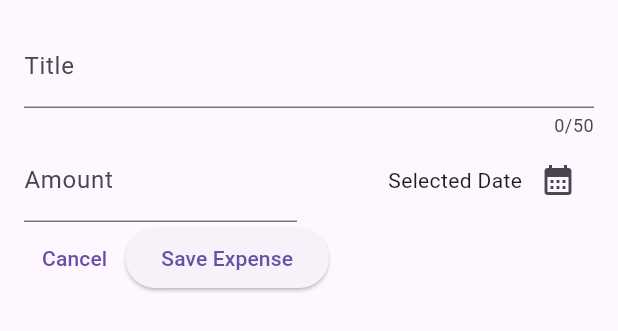
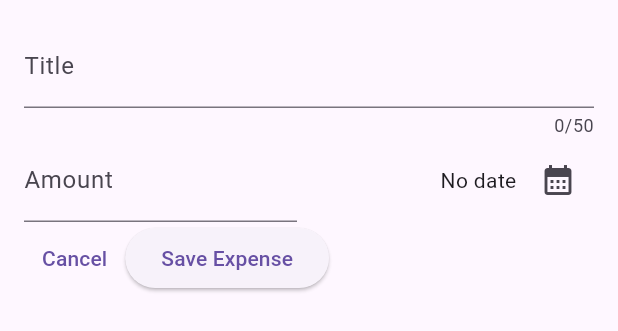
Before and after one commit to Gaslandie/expense_tracker_flutter, a Flutter app: the NewExpense widget shown alone on an empty page, opened directly, on a phone screen of 412 x 824 dp. Shown: the top 331 px of the screen. Run offline on Flutter 3.47's test engine with Material 3 defaults, Android fonts, the phone set to English and light mode, and no system bars.

Commit message:
recuperation de la date choisie

```diff
--- a/lib/widgets/new_expense.dart
+++ b/lib/widgets/new_expense.dart
@@ -1,4 +1,5 @@
 import 'package:flutter/material.dart';
+import 'package:expense_tracker/models/expense.dart';
 
 class NewExpense extends StatefulWidget {
   const NewExpense({super.key});
@@ -11,16 +12,20 @@ class NewExpense extends StatefulWidget {
 class _NewExpenseState extends State<NewExpense> {
   final _titleController = TextEditingController();
   final _amountController = TextEditingController();
+  DateTime? _selectedDate;
 
-  void _presentDatePicker() {
+  void _presentDatePicker() async {
     final now = DateTime.now();
     final firstDate = DateTime(now.year - 1, now.month, now.day);
-    showDatePicker(
+    final pickedDate = await showDatePicker(
       context: context,
       initialDate: now,
       firstDate: firstDate,
       lastDate: now,
     );
+    setState(() {
+      _selectedDate = pickedDate;
+    });
   }
 
   @override
@@ -59,7 +64,11 @@ class _NewExpenseState extends State<NewExpense> {
                   mainAxisAlignment: MainAxisAlignment.end,
                   crossAxisAlignment: CrossAxisAlignment.center,
                   children: [
-                    const Text('Selected Date'),
+                    Text(
+                      _selectedDate == null
+                          ? 'No date '
+                          : formatter.format(_selectedDate!),
+                    ), //point d'exclamation pour dire qu'on sait qu'il peut pas etre nul
                     IconButton(
                       onPressed: _presentDatePicker,
                       icon: const Icon(Icons.calendar_month),
```
